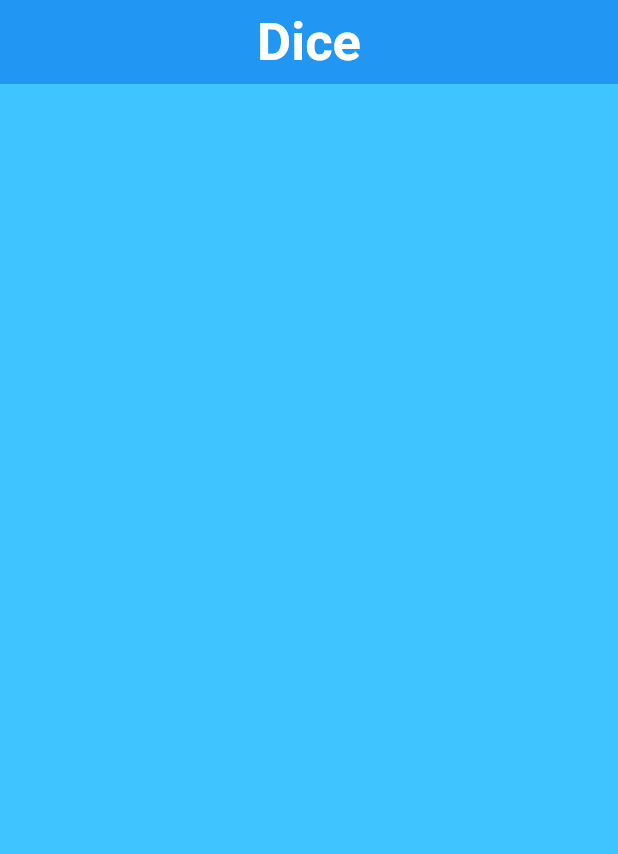
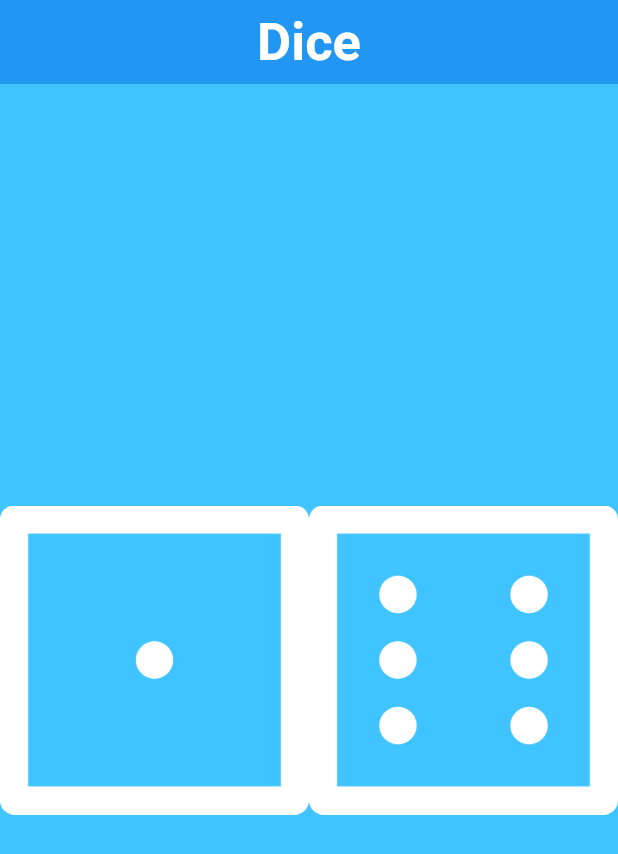
Before and after one commit to hafeez25/dice_flutter, a Flutter app: the screen it shows after launch, on a phone screen of 412 x 824 dp. Shown: the top 854 px of the screen. Run offline on Flutter 3.47's test engine with Material 3 defaults, Android fonts, the phone set to English and light mode, and no system bars.

Commit message:
asset image added

```diff
--- a/lib/main.dart
+++ b/lib/main.dart
@@ -16,20 +16,36 @@ class MyApp extends StatelessWidget {
         colorScheme: ColorScheme.fromSeed(seedColor: Colors.lightGreenAccent),
         useMaterial3: true,
       ),
-      home:Scaffold(
-        backgroundColor: Colors.lightBlueAccent,
-          appBar: AppBar(title: Center(child: Text('Dice',style: TextStyle(fontSize: 35, fontWeight: FontWeight.bold, color: Colors.white),)),
-          backgroundColor: Colors.blue,),
-          body:MyDice()),
-
+      home: Scaffold(
+          backgroundColor: Colors.lightBlueAccent,
+          appBar: AppBar(
+            title: Center(
+                child: Text(
+              'Dice',
+              style: TextStyle(
+                  fontSize: 35,
+                  fontWeight: FontWeight.bold,
+                  color: Colors.white),
+            )),
+            backgroundColor: Colors.blue,
+          ),
+          body: MyDice()),
     );
   }
 }
 
 class MyDice extends StatelessWidget {
   @override
-  Widget build(BuildContext context){
-    return Container();
+  Widget build(BuildContext context) {
+    return Center(
+      child: Row(
+        children: [
+          Expanded(child: Image.asset('images/dice1.png')),
+          Expanded(child:
+            Image.asset('images/dice6.png'),
+          )
+        ],
+      ),
+    );
   }
-
 }
--- a/pubspec.yaml
+++ b/pubspec.yaml
@@ -59,9 +59,8 @@ flutter:
   uses-material-design: true
 
   # To add assets to your application, add an assets section, like this:
-  # assets:
-  #   - images/a_dot_burr.jpeg
-  #   - images/a_dot_ham.jpeg
+  assets:
+     - images/
 
   # An image asset can refer to one or more resolution-specific "variants", see
   # https://flutter.dev/assets-and-images/#resolution-aware
```
